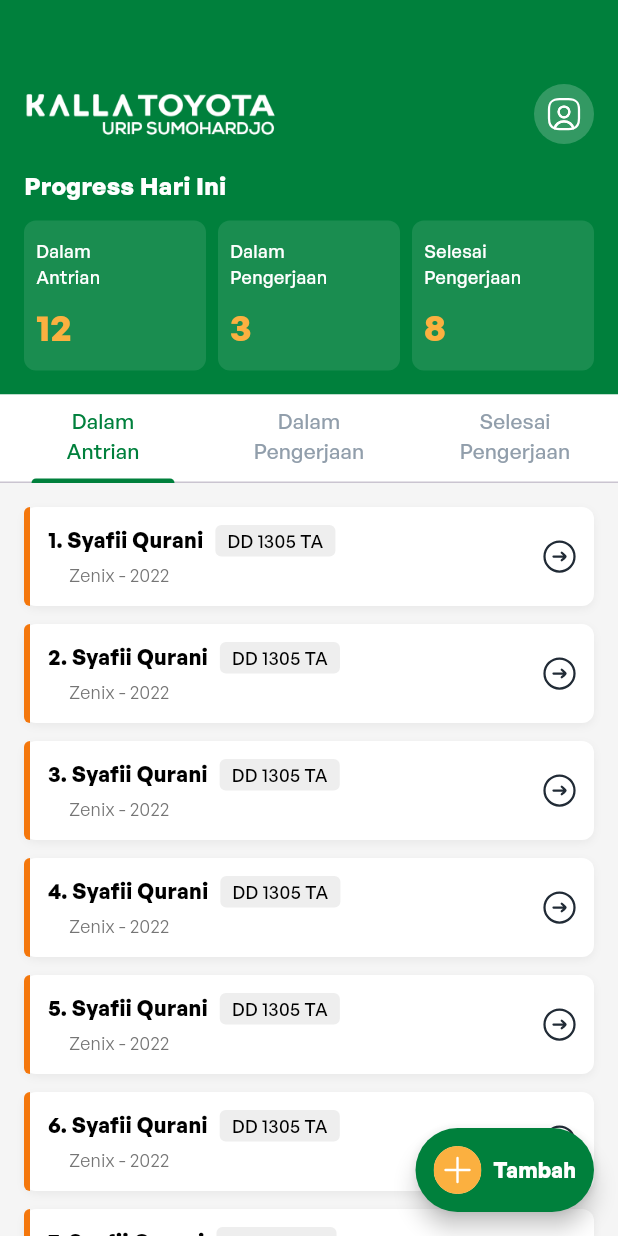
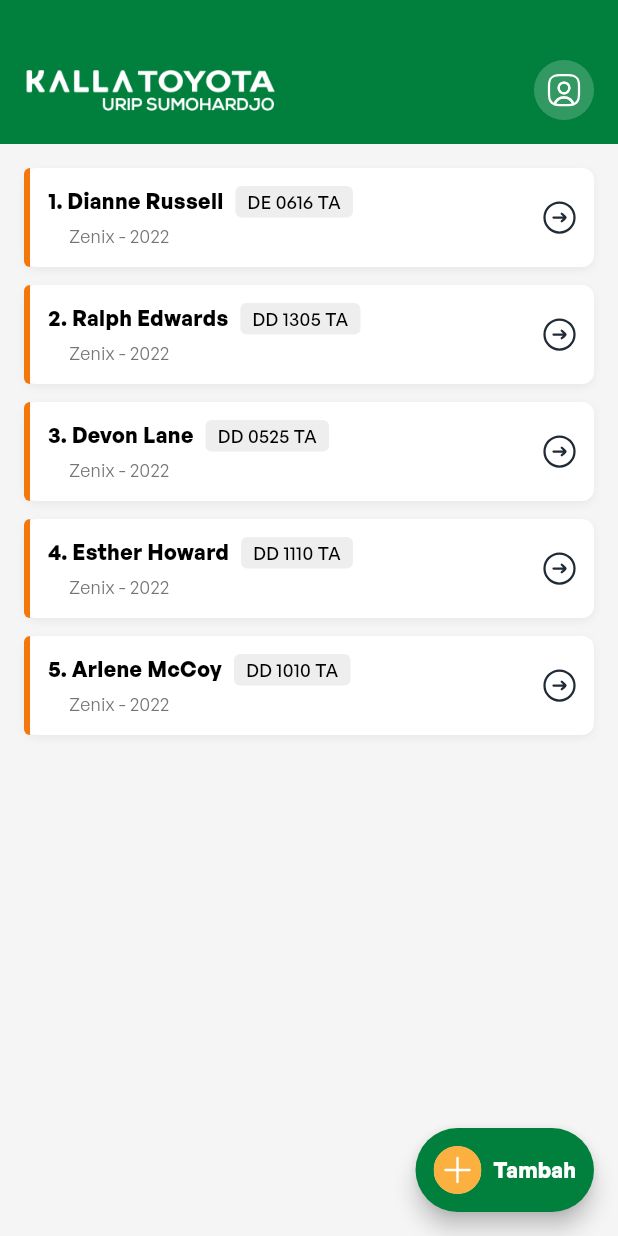
Before and after one commit to Kalla-Urip/kalla_u_pro_bengkel, a Flutter app: the MainScreen screen opened by its route, on a phone screen of 412 x 824 dp. Run offline on Flutter 3.47's test engine with Material 3 defaults, Android fonts, the phone set to English and light mode, and no system bars; our stand-ins replace flutter_svg, get_it, go_router, shared_preferences; accounts and stored records are empty.

Commit message:
Update View MainScreen

```diff
--- a/lib/features/home/presentation/pages/main_screen.dart
+++ b/lib/features/home/presentation/pages/main_screen.dart
@@ -5,9 +5,7 @@
 import 'package:kalla_u_pro_bengkel/common/app_routes.dart';
 import 'package:kalla_u_pro_bengkel/common/image_resources.dart';
 import 'package:kalla_u_pro_bengkel/features/home/presentation/widgets/car_item_widget.dart';
-import 'package:kalla_u_pro_bengkel/features/home/presentation/widgets/progress_card_widget.dart';
 import 'package:kalla_u_pro_bengkel/util/utils.dart';
-
 
 class MainScreen extends StatefulWidget {
   const MainScreen({Key? key}) : super(key: key);
@@ -16,30 +14,9 @@
   State<MainScreen> createState() => _MainScreenState();
 }
 
-class _MainScreenState extends State<MainScreen> with SingleTickerProviderStateMixin {
-  late TabController _tabController;
-
-  @override
-  void initState() {
-    super.initState();
-    _tabController = TabController(length: 3, vsync: this);
-  }
-
-  @override
-  void dispose() {
-    _tabController.dispose();
-    super.dispose();
-  }
-
+class _MainScreenState extends State<MainScreen> {
   void _navigateToProfile() {
     context.go(AppRoutes.profile);
-  }
-
-  void _addNewVehicle() {
-    // Navigate to add vehicle screen (not implemented yet)
-    ScaffoldMessenger.of(context).showSnackBar(
-      const SnackBar(content: Text('Tambah kendaraan baru')),
-    );
   }
 
   @override
@@ -52,15 +29,7 @@
           Container(
             padding: const EdgeInsets.only(top: 40, left: 16, right: 16, bottom: 16),
             color: AppColors.primary,
-            child: Column(
-              crossAxisAlignment: CrossAxisAlignment.start,
-              children: [
-                // Status bar and user icon
-
-                const SizedBox(height: 16),
-
-                // Logo and user icon row
-                Row(
+            child: Row(
               mainAxisAlignment: MainAxisAlignment.spaceBetween,
               children: [
                 // Logo
@@ -77,128 +46,37 @@
                       color: Colors.white.withOpacity(0.2),
                       shape: BoxShape.circle,
                     ),
-                        child:  SvgPicture.asset(
+                    child: SvgPicture.asset(
                       ImageResources.icProfile,
                     ),
                   ),
                 ),
               ],
             ),
-                const SizedBox(height: 16),
+          ),
 
-                // Progress text
-                const Text(
-                  'Progress Hari Ini',
-                  style: TextStyle(
-                    color: Colors.white,
-                    fontSize: 16,
-                    fontWeight: FontWeight.bold,
-                  ),
-                ),
-                const SizedBox(height: 12),
-
-                // Progress cards
-                const Row(
-                  children: [
+          // Vehicle list
           Expanded(
-                      child: ProgressCardWidget(
-                        title: 'Dalam\nAntrian',
-                        value: '12',
-                        color: Colors.white,
-                      ),
-                    ),
-                    SizedBox(width: 8),
-                    Expanded(
-                      child: ProgressCardWidget(
-                        title: 'Dalam\nPengerjaan',
-                        value: '3',
-                        color: Colors.white,
-                      ),
-                    ),
-                    SizedBox(width: 8),
-                    Expanded(
-                      child: ProgressCardWidget(
-                        title: 'Selesai\nPengerjaan',
-                        value: '8',
-                        color: Colors.white,
-                      ),
+            child: _buildVehicleList(),
           ),
         ],
       ),
-              ],
-            ),
-          ),
-
-          // Tab bar
-          Container(
-            color: Colors.white,
-            child: TabBar(
-              indicatorWeight: 3,
-              labelPadding: const EdgeInsets.symmetric(vertical: 8,horizontal: 21),
-              controller: _tabController,
-              indicatorColor: AppColors.primary,
-              labelColor: AppColors.primary,
-              unselectedLabelColor: AppColors.textGrey,
-              tabs: const [
-                Center(child: Text('Dalam\nAntrian', textAlign: TextAlign.center)),
-                Center(child: Text('Dalam\nPengerjaan', textAlign: TextAlign.center)),
-                Center(child: Text('Selesai\nPengerjaan', textAlign: TextAlign.center)),
-              ],
-            ),
-          ),
-
-          // Tab content
-          Expanded(
-            child: TabBarView(
-              controller: _tabController,
-              children: [
-                // Dalam Antrian tab
-                _buildVehicleListTab(
-                  [
-                    {'name': 'Syafii Qurani', 'plate': 'DD 1305 TA', 'type': 'Zenix', 'year': '2022'},
-                    {'name': 'Syafii Qurani', 'plate': 'DD 1305 TA', 'type': 'Zenix', 'year': '2022'},
-                    {'name': 'Syafii Qurani', 'plate': 'DD 1305 TA', 'type': 'Zenix', 'year': '2022'},
-                    {'name': 'Syafii Qurani', 'plate': 'DD 1305 TA', 'type': 'Zenix', 'year': '2022'},
-                    {'name': 'Syafii Qurani', 'plate': 'DD 1305 TA', 'type': 'Zenix', 'year': '2022'},
-                    {'name': 'Syafii Qurani', 'plate': 'DD 1305 TA', 'type': 'Zenix', 'year': '2022'},
-                    {'name': 'Syafii Qurani', 'plate': 'DD 1305 TA', 'type': 'Zenix', 'year': '2022'},
-                  ],
-                ),
-
-                // Dalam Pengerjaan tab
-                _buildVehicleListTab(
-                  [
-                    {'name': 'Syafii Qurani', 'plate': 'DD 1305 TA', 'type': 'Zenix', 'year': '2022'},
-                    {'name': 'Syafii Qurani', 'plate': 'DD 1305 TA', 'type': 'Zenix', 'year': '2022'},
-                    {'name': 'Syafii Qurani', 'plate': 'DD 1305 TA', 'type': 'Zenix', 'year': '2022'},
-                  ],
-                ),
-
-                // Selesai Pengerjaan tab
-                _buildVehicleListTab(
-                  [
-                    {'name': 'Syafii Qurani', 'plate': 'DD 1305 TA', 'type': 'Zenix', 'year': '2022'},
-                    {'name': 'Syafii Qurani', 'plate': 'DD 1305 TA', 'type': 'Zenix', 'year': '2022'},
-                    {'name': 'Syafii Qurani', 'plate': 'DD 1305 TA', 'type': 'Zenix', 'year': '2022'},
-                    {'name': 'Syafii Qurani', 'plate': 'DD 1305 TA', 'type': 'Zenix', 'year': '2022'},
-                    {'name': 'Syafii Qurani', 'plate': 'DD 1305 TA', 'type': 'Zenix', 'year': '2022'},
-                    {'name': 'Syafii Qurani', 'plate': 'DD 1305 TA', 'type': 'Zenix', 'year': '2022'},
-                    {'name': 'Syafii Qurani', 'plate': 'DD 1305 TA', 'type': 'Zenix', 'year': '2022'},
-                    {'name': 'Syafii Qurani', 'plate': 'DD 1305 TA', 'type': 'Zenix', 'year': '2022'},
-                  ],
-                ),
-              ],
-            ),
-          ),
-        ],
-      ),
-      floatingActionButton: Utils.buildFloatingActionButton(onPressed: () async{
-
-      })
+      floatingActionButton: Utils.buildFloatingActionButton(onPressed: () async {
+        // Add vehicle functionality
+      }),
     );
   }
 
-  Widget _buildVehicleListTab(List<Map<String, String>> vehicles) {
+  Widget _buildVehicleList() {
+    // Sample data based on the image
+    final vehicles = [
+      {'name': 'Dianne Russell', 'plate': 'DE 0616 TA', 'type': 'Zenix', 'year': '2022'},
+      {'name': 'Ralph Edwards', 'plate': 'DD 1305 TA', 'type': 'Zenix', 'year': '2022'},
+      {'name': 'Devon Lane', 'plate': 'DD 0525 TA', 'type': 'Zenix', 'year': '2022'},
+      {'name': 'Esther Howard', 'plate': 'DD 1110 TA', 'type': 'Zenix', 'year': '2022'},
+      {'name': 'Arlene McCoy', 'plate': 'DD 1010 TA', 'type': 'Zenix', 'year': '2022'},
+    ];
+
     return ListView.builder(
       padding: const EdgeInsets.fromLTRB(16, 16, 16, 80),
       itemCount: vehicles.length,
```
Lines whose indentation alone changed are shown as unchanged.
